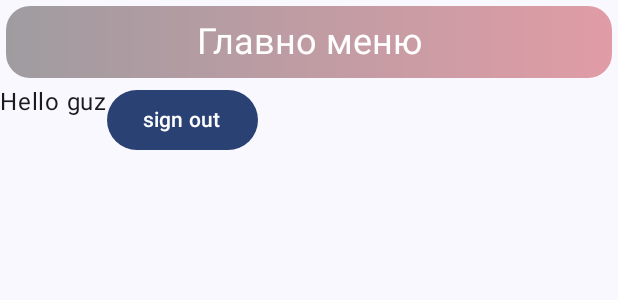
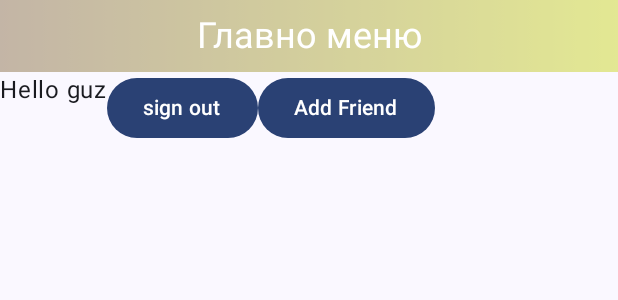
Before and after one commit to nikiwe11/PMUProject, an Android app built with Jetpack Compose: the @Preview function GreetingPreview, on a phone screen of 412 x 824 dp. Shown: the top 300 px of the screen. Run offline under Robolectric (Android 15) with nearby library versions, the phone set to English and light mode, and no system bars; our stand-ins replace Dagger/Hilt's generated code, Firebase (no records; nobody signed in at launch, a user with empty details on screens opened directly).

Commit message:
Initial commit for UI

```diff
--- /dev/null
+++ b/app/src/main/java/com/example/chatapp/elements/BottomBar.kt
@@ -0,0 +1,5 @@
+//package com.example.chatapp.elements
+//
+//import androidx.compose.runtime.Composable
+//
+//@Composable
--- a/app/src/main/java/com/example/chatapp/general/TransparentSurfaceWithGradient.kt
+++ b/app/src/main/java/com/example/chatapp/general/TransparentSurfaceWithGradient.kt
@@ -1,5 +1,6 @@
 package com.example.chatapp.general
 
+import android.graphics.drawable.shapes.Shape
 import androidx.compose.foundation.BorderStroke
 import androidx.compose.foundation.background
 import androidx.compose.foundation.border
@@ -36,6 +37,7 @@ fun TransparentSurfaceWithGradient(
             color = Color.Gray
         ), darkThemeValue = null
     ),
+    roundedCornerShape: RoundedCornerShape = RoundedCornerShape(16.dp),
     content: @Composable () -> Unit,
 ) {
     Box(modifier = modifier) {
@@ -44,11 +46,11 @@ fun TransparentSurfaceWithGradient(
             modifier = Modifier
                 .matchParentSize()
                 .alpha(alpha)
-                .clip(RoundedCornerShape(16.dp))
+                .clip(roundedCornerShape)
                 .let {
                     if (border != null) it.border(
                         border,
-                        shape = RoundedCornerShape(16.dp)
+                        shape = roundedCornerShape
                     ) else it
                 },
         ) {
--- a/app/src/main/java/com/example/chatapp/general/utility.kt
+++ b/app/src/main/java/com/example/chatapp/general/utility.kt
@@ -18,6 +18,7 @@ object Constants {
         val RED_TO_BLACK = listOf(Color(0xFFBE1E2D), Color(0xFF231F20))
         val BLACK_TO_GRAY = listOf(Color(0xFF231F20), Color(0xFF414042))
         val GRAY_TO_WHITE = listOf(Color(0xFF414042), Color.White)
+        val GREEN_TO_BROWN = listOf(Color(0xFFC4D300),Color(0xFF795A2D))
     }
     object Regex {
         const val NO_LIMIT = ".*"
@@ -33,35 +34,12 @@ object Constants {
         const val LOGIN = "login"
         const val SIGN_UP = "signup"
         const val MAIN_MENU = "main_menu"
+        const val ADD_FRIEND = "add_friend"
         const val CHAT = "chat"
         const val CHAT_SETTINGS = "chat_settings"
-        const val PROFILE_SETTINGS ="profile_settings"
+        const val PROFILE_SETTINGS = "profile_settings"
 
         const val REGISTRATION = "registration"
-
-        const val Z_REPORT = "#@Z"
-        const val X_REPORTS = "x_reports"
-        const val HOURLY_REPORT = "hourly_report"
-        const val ARTICLE_DETAILS = "article_details"
-        const val PERIODIC_REPORT = "periodic_report"
-        const val FISCAL_MEMORY = "fiscal_memory"
-        const val KLEN = "klen"
-        const val PROGRAMMING = "programming"
-        const val ARTICLE_PROGRAMMING = "article_programming"
-        const val EDIT_ARTICLE = "edit_article"
-        const val DEPARTMENT_PROGRAMMING = "department_programming"
-        const val DEPARTMENT_DETAILS = "department_details"
-        const val EDIT_DEPARTMENT = "edit_department"
-        const val PAYMENT_DETAILS = "payment_details"
-        const val PAYMENT_EDIT = "payment_edit"
-        const val PAYMENT_PROGRAMMING = "payment_programming"
-        const val CLIENT_PROGRAMMING = "client_programming"
-        const val EDIT_CLIENT = "edit_client"
-        const val OPERATOR_PROGRAMMING = "operator_programming"
-        const val EDIT_OPERATOR = "edit_operator"
-        const val SETTINGS = "settings"
-        const val OPERATOR_DETAILS = "operator_details"
-        const val CLIENT_DETAILS = "client_details"
     }
 
 }
--- a/app/src/main/java/com/example/chatapp/screens/LoginScreen.kt
+++ b/app/src/main/java/com/example/chatapp/screens/LoginScreen.kt
@@ -4,6 +4,8 @@ import androidx.compose.foundation.layout.Arrangement
 import androidx.compose.foundation.layout.Column
 import androidx.compose.foundation.layout.Row
 import androidx.compose.foundation.layout.fillMaxSize
+import androidx.compose.foundation.layout.fillMaxWidth
+import androidx.compose.foundation.layout.padding
 import androidx.compose.foundation.text.ClickableText
 import androidx.compose.material3.Button
 import androidx.compose.material3.Text
@@ -44,8 +46,10 @@ fun LoginScreen(
     ) {
         TransparentSurfaceWithGradient {
             Column(
+                modifier=Modifier.padding(20.dp),
                 horizontalAlignment = Alignment.CenterHorizontally,
                 verticalArrangement = Arrangement.spacedBy(12.dp)
+
             ) {
                 // todo icon
                 Text(text = stringResource(R.string.app_name))
--- a/app/src/main/java/com/example/chatapp/screens/MainMenuScreen.kt
+++ b/app/src/main/java/com/example/chatapp/screens/MainMenuScreen.kt
@@ -16,8 +16,8 @@ import com.example.chatapp.viewmodel.MainViewModel
 fun MainMenuScreen(
     viewModel: MainMenuViewModel = hiltViewModel(),
     navigateToLogin: () -> Unit,
+    navigateToAddFriend: () -> Unit,
 ) {
-    Log.d("test24", "IM A FOOOOOOOOOOL")
     val uiState by viewModel.uiState.collectAsState()
     if (!uiState.userIsLogged) {
         navigateToLogin()
@@ -26,5 +26,6 @@ fun MainMenuScreen(
     Row {
         Text("Hello ${uiState.userDetails.name}")
         Button(onClick = {viewModel.signOut()}){Text("sign out")}
+        Button(onClick = {navigateToAddFriend()}) { Text("Add Friend")}
     }
 }
--- a/app/src/main/java/com/example/chatapp/screens/SignUpScreen.kt
+++ b/app/src/main/java/com/example/chatapp/screens/SignUpScreen.kt
@@ -4,6 +4,7 @@ import androidx.compose.foundation.layout.Arrangement
 import androidx.compose.foundation.layout.Column
 import androidx.compose.foundation.layout.Row
 import androidx.compose.foundation.layout.fillMaxSize
+import androidx.compose.foundation.layout.padding
 import androidx.compose.foundation.text.ClickableText
 import androidx.compose.material3.Button
 import androidx.compose.material3.Text
@@ -43,6 +44,7 @@ fun SignUpScreen(
     ) {
         TransparentSurfaceWithGradient {
             Column(
+                modifier=Modifier.padding(20.dp),
                 horizontalAlignment = Alignment.CenterHorizontally,
                 verticalArrangement = Arrangement.spacedBy(12.dp)
             ) {
--- a/app/src/main/java/com/example/chatapp/ui/theme/ChatApp.kt
+++ b/app/src/main/java/com/example/chatapp/ui/theme/ChatApp.kt
@@ -6,6 +6,7 @@ import androidx.compose.foundation.layout.Row
 import androidx.compose.foundation.layout.fillMaxSize
 import androidx.compose.foundation.layout.fillMaxWidth
 import androidx.compose.foundation.layout.padding
+import androidx.compose.foundation.shape.RoundedCornerShape
 import androidx.compose.material3.AlertDialog
 import androidx.compose.material3.MaterialTheme
 import androidx.compose.material3.Scaffold
@@ -40,6 +41,7 @@ import com.example.chatapp.general.selectFromTheme
 import com.example.chatapp.screens.LoginScreen
 import com.example.chatapp.screens.MainMenuScreen
 import com.example.chatapp.R
+import com.example.chatapp.screens.AddFriendScreen
 import com.example.chatapp.screens.SignUpScreen
 import com.example.chatapp.viewmodel.MainViewModel
 import com.example.chatapp.general.Constants.Routes as routes
@@ -70,6 +72,7 @@ fun ChatApp(
     LaunchedEffect(currentScreen) {
         topAppBarTitle = when (currentScreen) {
             routes.MAIN_MENU -> R.string.main_menu
+            routes.SIGN_UP -> R.string.sign_up
             // todo
 //            routes.REGISTRATION -> R.string.registration
 
@@ -83,7 +86,7 @@ fun ChatApp(
         topBar = {
             CustomTopAppBar(
                 currentScreenName = stringResource(topAppBarTitle),
-                navigateToLogin = { navController.navigate(routes.LOGIN) })
+            )
         }) { innerPadding ->
         val shouldShowDialog = remember { mutableStateOf(false) }
         val postRequestValue = remember { mutableStateOf("") }
@@ -116,13 +119,16 @@ fun ChatApp(
 
 
             composable(route = routes.LOGIN) {
-                LoginScreen(navigateToMainMenu = { navController.navigate(routes.MAIN_MENU) },
+                LoginScreen(
+                    navigateToMainMenu = { navController.navigate(routes.MAIN_MENU) },
                     navigateToSignUp = { navController.navigate(routes.SIGN_UP) })
             }
             composable(route = routes.MAIN_MENU) {
-                MainMenuScreen(navigateToLogin = { navController.navigate(routes.LOGIN){
-                    popUpTo(routes.MAIN_MENU) { inclusive = true }
-                } })
+                MainMenuScreen(navigateToLogin = {
+                    navController.navigate(routes.LOGIN) {
+                        popUpTo(routes.MAIN_MENU) { inclusive = true }
+                    }
+                }, navigateToAddFriend = { navController.navigate(routes.ADD_FRIEND) })
             }
             composable(route = routes.SIGN_UP) {
                 SignUpScreen(
@@ -134,6 +140,9 @@ fun ChatApp(
                         }
                     })
             }
+            composable(route = routes.ADD_FRIEND) {
+                AddFriendScreen(navigateToMainMenu = {navController.navigate(routes.MAIN_MENU)})
+            }
         }
 
     }
@@ -142,31 +151,26 @@ fun ChatApp(
 @Composable
 fun CustomTopAppBar(
     currentScreenName: String,
-    navigateToLogin: () -> Unit,
 ) {
-    val loginString = "login" // todo
 
     TransparentSurfaceWithGradient(
-        modifier = Modifier.padding(4.dp), // todo hardcoded
+        modifier = Modifier.fillMaxWidth(),
         alpha = 0.42f,
         brush = selectFromTheme(
             Brush.horizontalGradient(
-                colors = Constants.Gradient.RED_TO_BLACK.reversed(),
+                colors = Constants.Gradient.GREEN_TO_BROWN.reversed(),
             ), Brush.horizontalGradient(
-                colors = Constants.Gradient.BLACK_TO_GRAY.reversed()
+                colors = Constants.Gradient.RED_TO_BLACK.reversed()
             )
         ),
-        border = null
+        border = null,
+        roundedCornerShape = RoundedCornerShape(0.dp)
     ) {
         Row(
             modifier = Modifier
                 .padding(8.dp)
-                .fillMaxWidth()
-                .clickable {
-                    if (currentScreenName != loginString) {
-                        navigateToLogin()
-                    }
-                },
+                .fillMaxWidth(),
+
             verticalAlignment = Alignment.CenterVertically,
             horizontalArrangement = Arrangement.Center
         ) {
--- a/app/src/main/res/values/strings.xml
+++ b/app/src/main/res/values/strings.xml
@@ -6,7 +6,7 @@
     <string name="chat_settings">chat settings</string>
     <string name="profile_settings">profile</string>
     <string name="field_cannot_be_empty_warning">Field cannot be empty!</string>
-
+    <string name="sign_up">Sign Up</string>
 
 
 </resources>
```
Also changed, not shown: app/src/main/java/com/example/chatapp/screens/AddFriendScreen.kt (added, +28 -0 lines).
